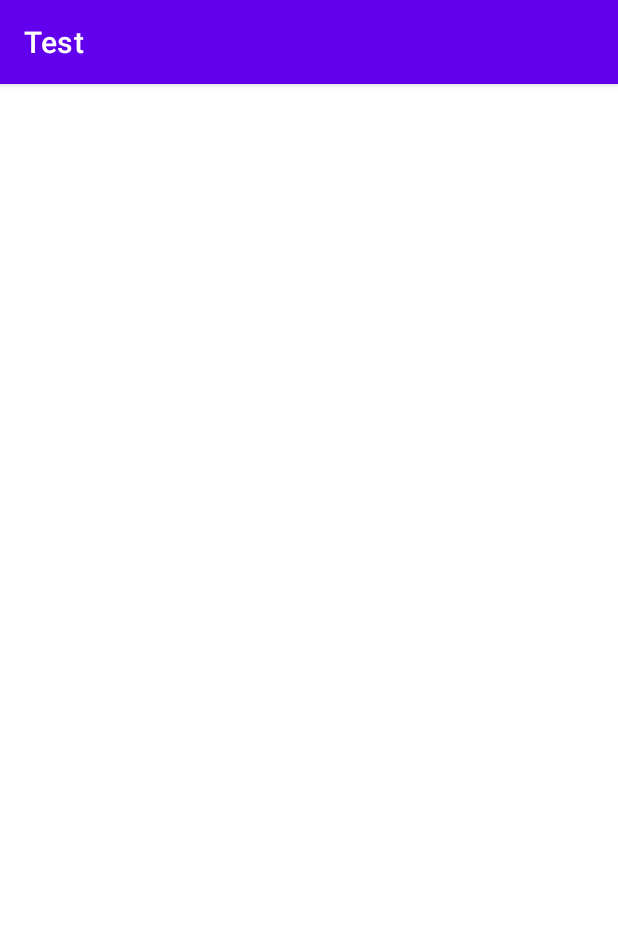
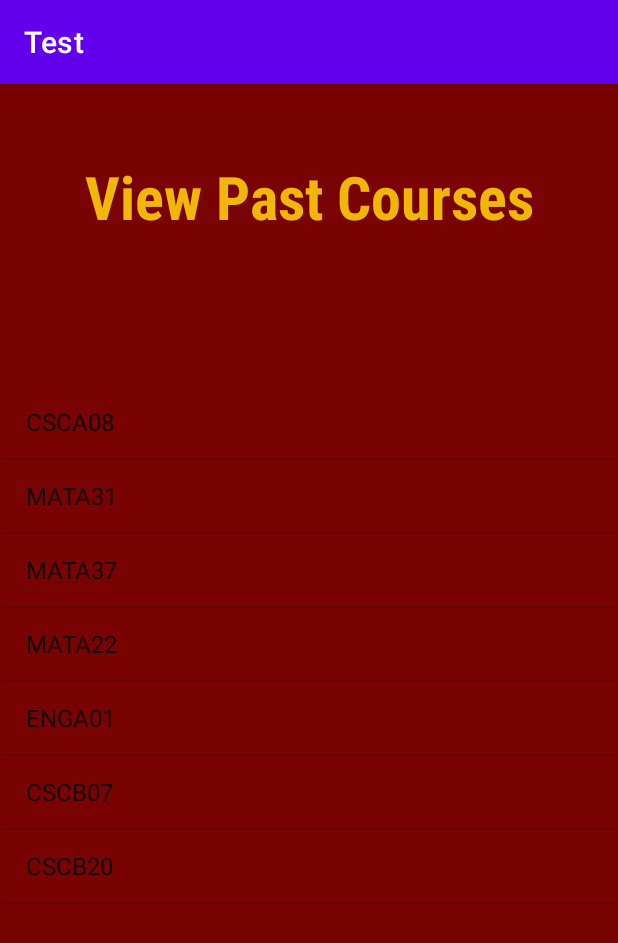
Before and after one commit to adam-badar/Acourse, an Android app: the ViewPastCourses screen opened directly, with no data from a screen before it, on a phone screen of 412 x 824 dp. Shown: the top 943 px of the screen. Run offline under Robolectric (Android 15) with nearby library versions, the phone set to English and light mode, and no system bars.

Commit message:
added ViewPastCourses pages

```diff
--- a/app/src/main/java/com/example/test/ViewPastCourses.java
+++ b/app/src/main/java/com/example/test/ViewPastCourses.java
@@ -3,12 +3,31 @@ package com.example.test;
 import androidx.appcompat.app.AppCompatActivity;
 
 import android.os.Bundle;
+import android.widget.ArrayAdapter;
+import android.widget.ListView;
+
+import java.util.ArrayList;
 
 public class ViewPastCourses extends AppCompatActivity {
 
+    ArrayList<String> courses;
     @Override
     protected void onCreate(Bundle savedInstanceState) {
         super.onCreate(savedInstanceState);
         setContentView(R.layout.activity_view_past_courses);
+
+        courses = new ArrayList<>();
+
+        courses.add("CSCA08");
+        courses.add("MATA31");
+        courses.add("MATA37");
+        courses.add("MATA22");
+        courses.add("ENGA01");
+        courses.add("CSCB07");
+        courses.add("CSCB20");
+
+        ListView listView = (ListView) findViewById(R.id.PastCoursesView);
+        ArrayAdapter<String> adapter=new ArrayAdapter<>(ViewPastCourses.this, android.R.layout.simple_list_item_1,courses);
+        listView.setAdapter(adapter);
     }
 }
--- a/app/src/main/res/layout/activity_view_past_courses.xml
+++ b/app/src/main/res/layout/activity_view_past_courses.xml
@@ -4,6 +4,36 @@
     xmlns:tools="http://schemas.android.com/tools"
     android:layout_width="match_parent"
     android:layout_height="match_parent"
+    android:background="@color/main_background"
     tools:context=".ViewPastCourses">
 
+    <TextView
+        android:id="@+id/pastCourses"
+        android:layout_width="412dp"
+        android:layout_height="58dp"
+        android:layout_marginTop="48dp"
+        android:fontFamily="sans-serif-condensed"
+        android:text="View Past Courses"
+        android:textAlignment="center"
+        android:textColor="@color/font_color"
+        android:textSize="40sp"
+        android:textStyle="bold"
+        app:layout_constraintEnd_toEndOf="parent"
+        app:layout_constraintHorizontal_bias="1.0"
+        app:layout_constraintStart_toStartOf="parent"
+        app:layout_constraintTop_toTopOf="parent" />
+
+    <ListView
+        android:layout_width="409dp"
+        android:layout_height="547dp"
+        android:layout_marginStart="1dp"
+        android:layout_marginTop="77dp"
+        android:layout_marginEnd="1dp"
+        android:layout_marginBottom="1dp"
+        app:layout_constraintBottom_toBottomOf="parent"
+        app:layout_constraintEnd_toEndOf="parent"
+        app:layout_constraintStart_toStartOf="parent"
+        app:layout_constraintTop_toBottomOf="@+id/pastCourses"
+        android:id="@+id/PastCoursesView"
+        />
 </androidx.constraintlayout.widget.ConstraintLayout>
```
Also changed, not shown: app/src/main/res/layout/adapter_view_timeline.xml (+5 -25 lines).
